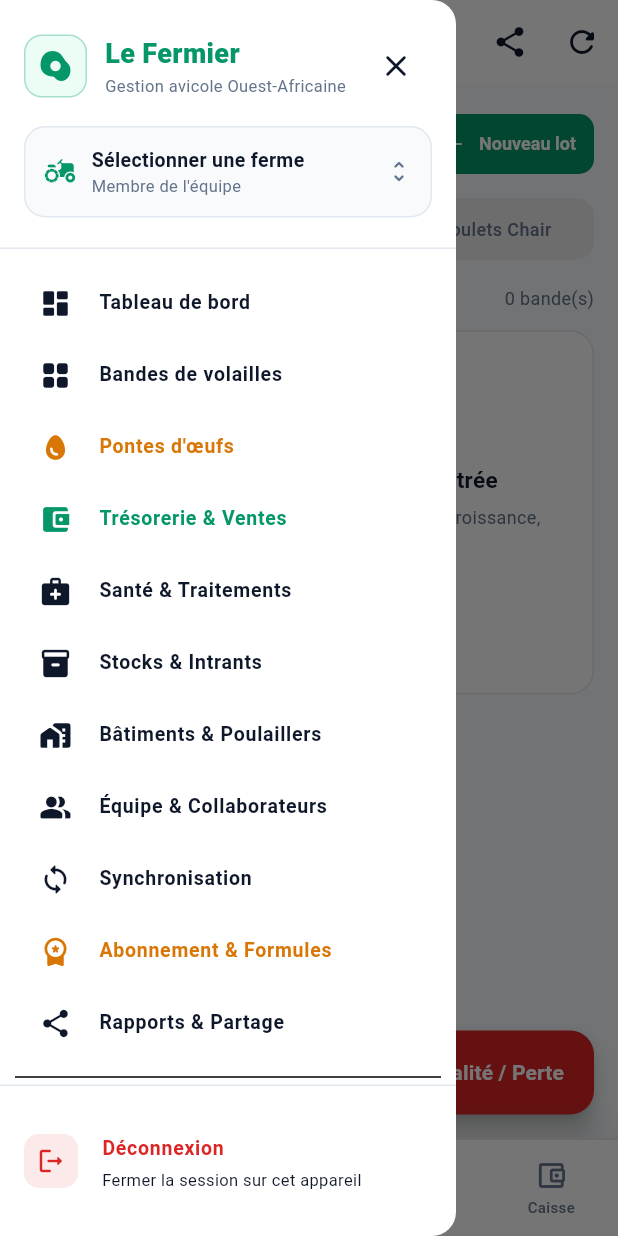
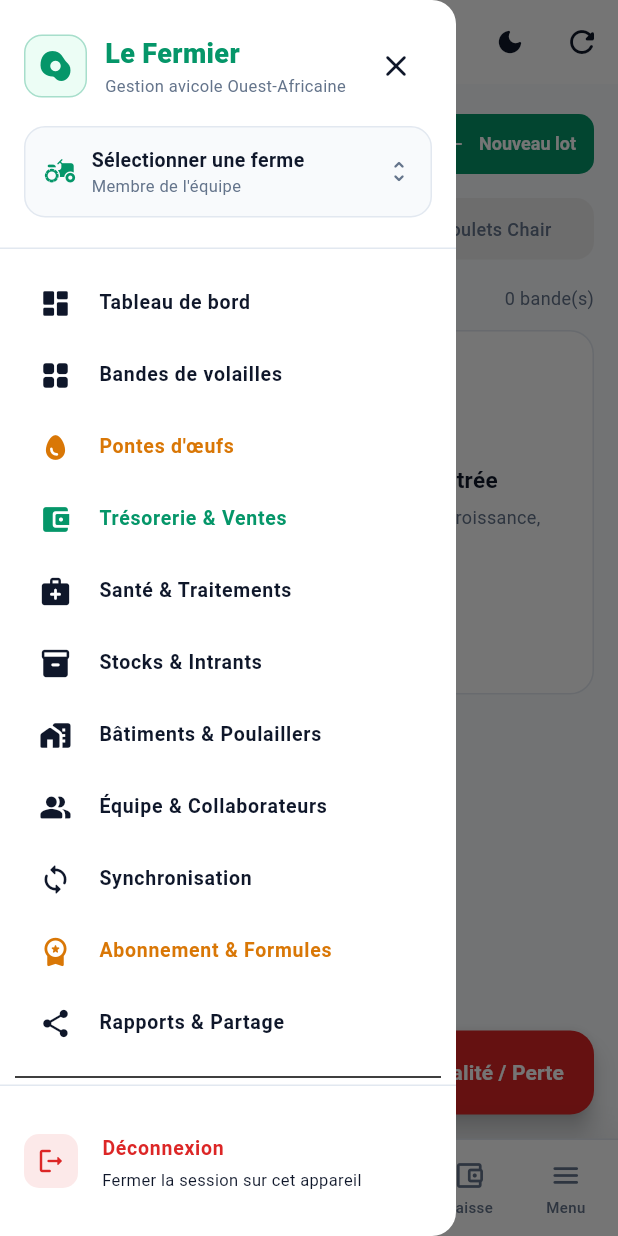
Before and after one commit to Rodrigue-gbantehehou/Lefermier, a Flutter app: the BottomNavScaffold screen opened directly, item 2 of the bottom bar chosen, in the side drawer, after a tap on the "menu" icon, on a phone screen of 412 x 824 dp. Run offline on Flutter 3.47's test engine with Material 3 defaults, Android fonts, the phone set to English and light mode, and no system bars; our stand-ins replace dio, flutter_riverpod, shared_preferences; accounts and stored records are empty; network calls fail.

Commit message:
fix(mobile): fix drawer menu opening and remove redundant share buttons

```diff
--- a/mobile/lib/features/dashboard/dashboard_screen.dart
+++ b/mobile/lib/features/dashboard/dashboard_screen.dart
@@ -14,6 +14,7 @@ class DashboardScreen extends ConsumerWidget {
   final VoidCallback onNavigateToEggs;
   final VoidCallback onNavigateToFlocks;
   final VoidCallback onNavigateToFinances;
+  final VoidCallback? onOpenMenu;
 
   const DashboardScreen({
     super.key,
@@ -21,6 +22,7 @@ class DashboardScreen extends ConsumerWidget {
     required this.onNavigateToEggs,
     required this.onNavigateToFlocks,
     required this.onNavigateToFinances,
+    this.onOpenMenu,
   });
 
   @override
@@ -34,12 +36,10 @@ class DashboardScreen extends ConsumerWidget {
 
     return Scaffold(
       appBar: AppBar(
-        leading: Builder(
-          builder: (ctx) => IconButton(
-            icon: const Icon(Icons.menu_rounded),
-            tooltip: "Menu",
-            onPressed: () => Scaffold.of(ctx).openDrawer(),
-          ),
+        leading: IconButton(
+          icon: const Icon(Icons.menu_rounded),
+          tooltip: "Menu",
+          onPressed: onOpenMenu ?? () => Scaffold.of(context).openDrawer(),
         ),
         title: InkWell(
           onTap: () => FarmSelectionSheet.show(context),
--- a/mobile/lib/features/eggs/eggs_screen.dart
+++ b/mobile/lib/features/eggs/eggs_screen.dart
@@ -4,12 +4,12 @@ import '../../core/theme/app_theme.dart';
 import '../../core/theme/theme_provider.dart';
 import '../../core/utils/egg_calculator.dart';
 import '../../core/models/flock.dart';
-import '../reports/reports_screen.dart';
 import '../../core/widgets/brand_loader.dart';
 import 'egg_provider.dart';
 
 class EggsScreen extends ConsumerStatefulWidget {
-  const EggsScreen({super.key});
+  final VoidCallback? onOpenMenu;
+  const EggsScreen({super.key, this.onOpenMenu});
 
   @override
   ConsumerState<EggsScreen> createState() => _EggsScreenState();
@@ -436,12 +436,10 @@ class _EggsScreenState extends ConsumerState<EggsScreen> {
 
     return Scaffold(
       appBar: AppBar(
-        leading: Builder(
-          builder: (ctx) => IconButton(
-            icon: const Icon(Icons.menu_rounded),
-            tooltip: "Menu",
-            onPressed: () => Scaffold.of(ctx).openDrawer(),
-          ),
+        leading: IconButton(
+          icon: const Icon(Icons.menu_rounded),
+          tooltip: "Menu",
+          onPressed: widget.onOpenMenu ?? () => Scaffold.of(context).openDrawer(),
         ),
         title: const Text("Ramassage d'œufs"),
         actions: [
@@ -453,17 +451,6 @@ class _EggsScreenState extends ConsumerState<EggsScreen> {
             ),
             tooltip: isDark ? "Activer le mode clair" : "Activer le mode sombre",
             onPressed: () => ref.read(themeModeProvider.notifier).toggleTheme(context),
-          ),
-          IconButton(
-            icon: const Icon(Icons.share_rounded),
-            tooltip: "Partager le rapport de ponte",
-            onPressed: () {
-              Navigator.of(context).push(
-                MaterialPageRoute(
-                  builder: (_) => const ReportsScreen(initialType: ReportType.dailyEgg),
-                ),
-              );
-            },
           ),
           IconButton(
             icon: const Icon(Icons.refresh_rounded),
--- a/mobile/lib/features/finances/finances_screen.dart
+++ b/mobile/lib/features/finances/finances_screen.dart
@@ -3,12 +3,12 @@ import 'package:flutter_riverpod/flutter_riverpod.dart';
 import '../../core/theme/app_theme.dart';
 import '../../core/theme/theme_provider.dart';
 import '../../core/utils/currency_formatter.dart';
-import '../reports/reports_screen.dart';
 import '../../core/widgets/brand_loader.dart';
 import 'finance_provider.dart';
 
 class FinancesScreen extends ConsumerStatefulWidget {
-  const FinancesScreen({super.key});
+  final VoidCallback? onOpenMenu;
+  const FinancesScreen({super.key, this.onOpenMenu});
 
   @override
   ConsumerState<FinancesScreen> createState() => _FinancesScreenState();
@@ -392,12 +392,10 @@ class _FinancesScreenState extends ConsumerState<FinancesScreen> {
 
     return Scaffold(
       appBar: AppBar(
-        leading: Builder(
-          builder: (ctx) => IconButton(
-            icon: const Icon(Icons.menu_rounded),
-            tooltip: "Menu",
-            onPressed: () => Scaffold.of(ctx).openDrawer(),
-          ),
+        leading: IconButton(
+          icon: const Icon(Icons.menu_rounded),
+          tooltip: "Menu",
+          onPressed: widget.onOpenMenu ?? () => Scaffold.of(context).openDrawer(),
         ),
         title: const Text("Caisse & Finances"),
         actions: [
@@ -409,17 +407,6 @@ class _FinancesScreenState extends ConsumerState<FinancesScreen> {
             ),
             tooltip: isDark ? "Activer le mode clair" : "Activer le mode sombre",
             onPressed: () => ref.read(themeModeProvider.notifier).toggleTheme(context),
-          ),
-          IconButton(
-            icon: const Icon(Icons.share_rounded),
-            tooltip: "Partager le bilan financier",
-            onPressed: () {
-              Navigator.of(context).push(
-                MaterialPageRoute(
-                  builder: (_) => const ReportsScreen(initialType: ReportType.financeBalance),
-                ),
-              );
-            },
           ),
           IconButton(
             icon: const Icon(Icons.refresh_rounded),
--- a/mobile/lib/features/flocks/flocks_screen.dart
+++ b/mobile/lib/features/flocks/flocks_screen.dart
@@ -4,12 +4,12 @@ import '../../core/theme/app_theme.dart';
 import '../../core/theme/theme_provider.dart';
 import '../../core/models/flock.dart';
 import '../buildings/buildings_provider.dart';
-import '../reports/reports_screen.dart';
 import '../../core/widgets/brand_loader.dart';
 import 'flock_provider.dart';
 
 class FlocksScreen extends ConsumerStatefulWidget {
-  const FlocksScreen({super.key});
+  final VoidCallback? onOpenMenu;
+  const FlocksScreen({super.key, this.onOpenMenu});
 
   @override
   ConsumerState<FlocksScreen> createState() => _FlocksScreenState();
@@ -612,12 +612,10 @@ class _FlocksScreenState extends ConsumerState<FlocksScreen> {
 
     return Scaffold(
       appBar: AppBar(
-        leading: Builder(
-          builder: (ctx) => IconButton(
-            icon: const Icon(Icons.menu_rounded),
-            tooltip: "Menu",
-            onPressed: () => Scaffold.of(ctx).openDrawer(),
-          ),
+        leading: IconButton(
+          icon: const Icon(Icons.menu_rounded),
+          tooltip: "Menu",
+          onPressed: widget.onOpenMenu ?? () => Scaffold.of(context).openDrawer(),
         ),
         title: const Text("Bandes & Lots"),
         actions: [
@@ -629,17 +627,6 @@ class _FlocksScreenState extends ConsumerState<FlocksScreen> {
             ),
             tooltip: isDark ? "Activer le mode clair" : "Activer le mode sombre",
             onPressed: () => ref.read(themeModeProvider.notifier).toggleTheme(context),
-          ),
-          IconButton(
-            icon: const Icon(Icons.share_rounded),
-            tooltip: "Partager une synthèse",
-            onPressed: () {
-              Navigator.of(context).push(
-                MaterialPageRoute(
-                  builder: (_) => const ReportsScreen(initialType: ReportType.flockSummary),
-                ),
-              );
-            },
           ),
           IconButton(
             icon: const Icon(Icons.refresh_rounded),
@@ -960,29 +947,6 @@ class _FlocksScreenState extends ConsumerState<FlocksScreen> {
                                         ],
                                       ),
                                       InkWell(
-                                        onTap: () {
-                                          Navigator.of(context).push(
-                                            MaterialPageRoute(
-                                              builder: (_) => ReportsScreen(
-                                                initialType: ReportType.flockSummary,
-                                                initialFlockId: flock.id,
-                                              ),
-                                            ),
-                                          );
-                                        },
-                                        borderRadius: BorderRadius.circular(8),
-                                        child: Container(
-                                          padding: const EdgeInsets.all(6),
-                                          margin: const EdgeInsets.only(right: 6),
-                                          decoration: BoxDecoration(
-                                            color: AppColors.primary.withValues(alpha: 0.1),
-                                            borderRadius: BorderRadius.circular(8),
-                                            border: Border.all(color: AppColors.primary.withValues(alpha: 0.3)),
-                                          ),
-                                          child: const Icon(Icons.share_rounded, size: 14, color: AppColors.primary),
-                                        ),
-                                      ),
-                                      InkWell(
                                         onTap: () => _openRecordMovementDialog(flockState.flocks, flock.id),
                                         borderRadius: BorderRadius.circular(8),
                                         child: Container(
--- a/mobile/lib/features/navigation/bottom_nav_scaffold.dart
+++ b/mobile/lib/features/navigation/bottom_nav_scaffold.dart
@@ -20,10 +20,14 @@ class _BottomNavScaffoldState extends ConsumerState<BottomNavScaffold> {
   final GlobalKey<ScaffoldState> _scaffoldKey = GlobalKey<ScaffoldState>();
   int _currentIndex = 0;
 
+  void _openDrawer() {
+    _scaffoldKey.currentState?.openDrawer();
+  }
+
   void _onTabSelected(int index) {
     if (index == 4) {
       // 5e onglet : Ouvrir le Menu Drawer
-      _scaffoldKey.currentState?.openDrawer();
+      _openDrawer();
       return;
     }
 
@@ -97,10 +101,11 @@ class _BottomNavScaffoldState extends ConsumerState<BottomNavScaffold> {
         onNavigateToEggs: () => setState(() => _currentIndex = 2),
         onNavigateToFlocks: () => setState(() => _currentIndex = 1),
         onNavigateToFinances: () => setState(() => _currentIndex = 3),
+        onOpenMenu: _openDrawer,
       ),
-      const FlocksScreen(),
-      const EggsScreen(),
-      const FinancesScreen(),
+      FlocksScreen(onOpenMenu: _openDrawer),
+      EggsScreen(onOpenMenu: _openDrawer),
+      FinancesScreen(onOpenMenu: _openDrawer),
     ];
 
     // Sécurité d'index
@@ -188,6 +193,14 @@ class _BottomNavScaffoldState extends ConsumerState<BottomNavScaffold> {
                   activeIcon: Icons.account_balance_wallet_rounded,
                   label: "Caisse",
                 ),
+
+                // 5. Menu
+                _buildNavItem(
+                  index: 4,
+                  icon: Icons.menu_rounded,
+                  activeIcon: Icons.menu_rounded,
+                  label: "Menu",
+                ),
               ],
             ),
           ),
@@ -209,7 +222,7 @@ class _BottomNavScaffoldState extends ConsumerState<BottomNavScaffold> {
       onTap: () => _onTabSelected(index),
       borderRadius: BorderRadius.circular(12),
       child: Padding(
-        padding: const EdgeInsets.symmetric(horizontal: 10, vertical: 4),
+        padding: const EdgeInsets.symmetric(horizontal: 6, vertical: 4),
         child: Column(
           mainAxisSize: MainAxisSize.min,
           children: [
```
Also changed, not shown: mobile/lib/features/inventory/inventory_screen.dart (+0 -12 lines), 1 other file.
